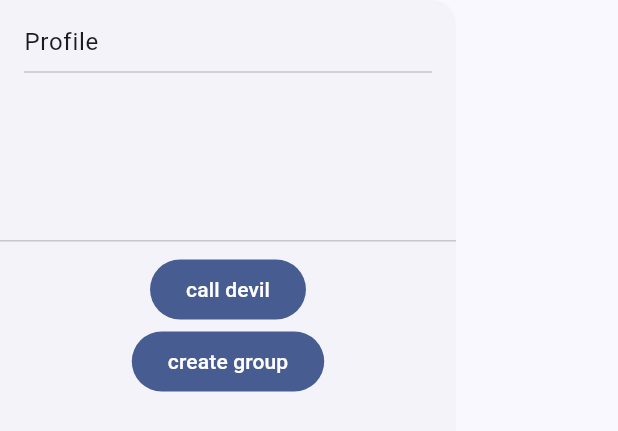
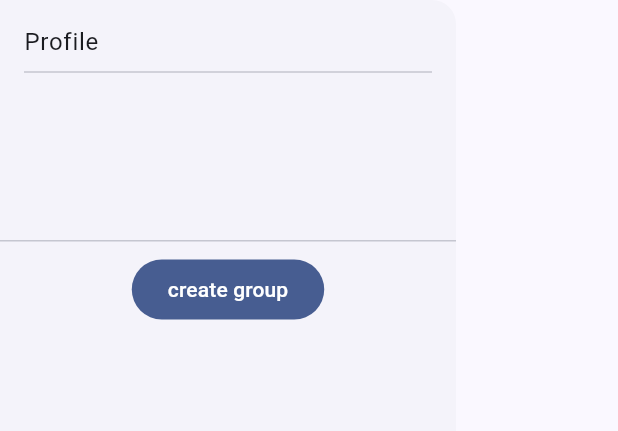
Before and after one commit to sudharshanakshay/fraction, a Flutter app: the FractionAppDrawer widget shown alone on an empty page, opened directly, on a phone screen of 412 x 824 dp. Shown: the top 431 px of the screen. Run offline on Flutter 3.47's test engine with Material 2 defaults, Android fonts, the phone set to English and light mode, and no system bars; our stand-ins replace cloud_firestore, firebase_auth, firebase_core, flutter_svg, google_sign_in; missing offline and left inert: firebase_ui_auth; accounts and stored records are empty.

Commit message:
removed unessary code

```diff
--- a/lib/screens/drawer/app_drawer.dart
+++ b/lib/screens/drawer/app_drawer.dart
@@ -1,5 +1,4 @@
 import 'package:flutter/material.dart';
-import 'package:fraction/database/devilCode.dart';
 import 'package:fraction/services/expense/expense.services.dart';
 import 'package:fraction/services/group/group.services.dart';
 import 'package:fraction/services/profile/profile.services.dart';
@@ -70,12 +69,6 @@ class FractionAppDrawerState extends State<FractionAppDrawer> {
                   }),
               FilledButton(
                   onPressed: () {
-                    DevilCode()
-                        .callDevil1(shouldCallExpenseToGroupExpense: true);
-                  },
-                  child: const Text('call devil')),
-              FilledButton(
-                  onPressed: () {
                     Scaffold.of(context)
                         .showBottomSheet<void>((BuildContext context) => Center(
                               child: Column(
```
